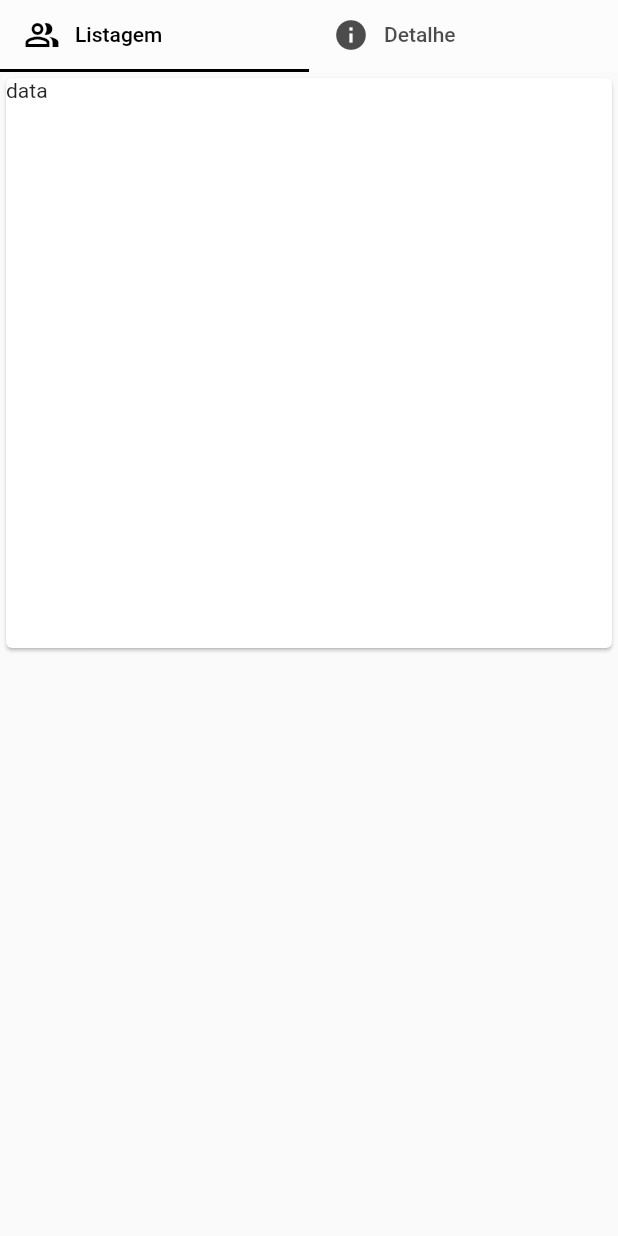
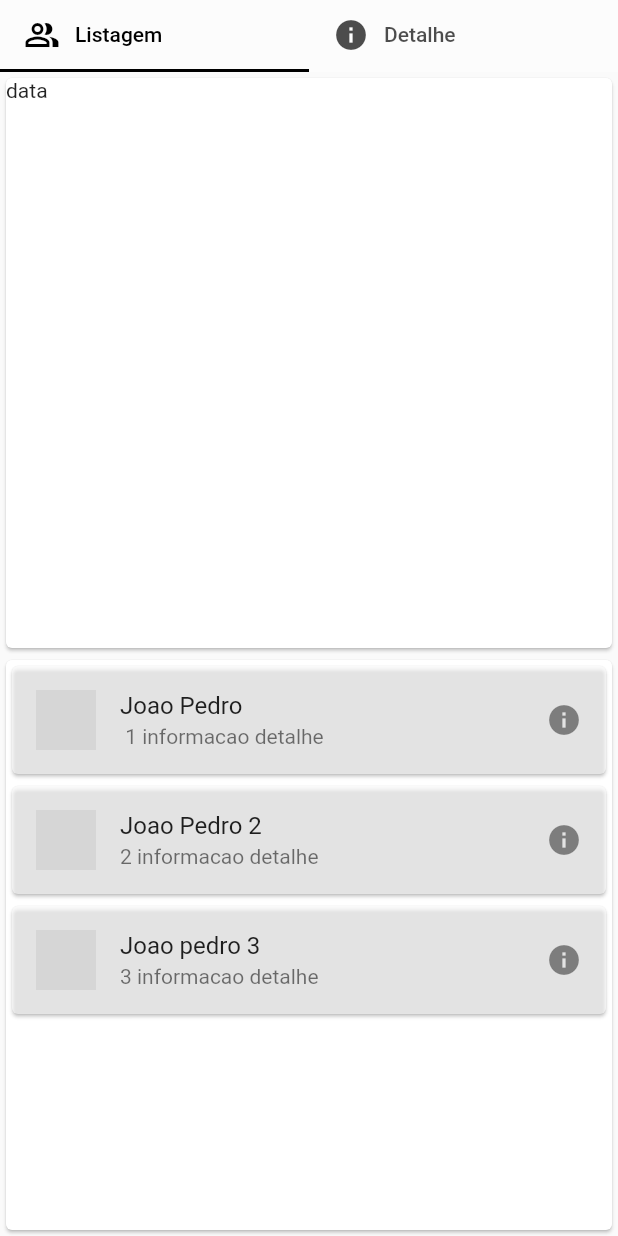
Before and after one commit to Joaopedroaquino/CrudComponents, a Flutter app: the screen it shows after launch, on a phone screen of 412 x 824 dp. Run offline on Flutter 3.47's test engine with Material 2 defaults, Android fonts, the phone set to English and light mode, and no system bars; network calls fail; grey boxes are pictures that could not be loaded.

Commit message:
adicionando a listview

```diff
--- /dev/null
+++ b/lib/src/widgets/listview/list_view.dart
@@ -0,0 +1,47 @@
+import 'package:flutter/material.dart';
+
+class ListViewWidget extends StatefulWidget {
+  const ListViewWidget({super.key});
+
+  @override
+  ListViewHome createState() {
+    return ListViewHome();
+  }
+}
+
+class ListViewHome extends State<ListViewWidget> {
+  List<String> titles = ["Joao Pedro", "Joao Pedro 2", "Joao pedro 3"];
+  final subtitles = [
+    " 1 informacao detalhe",
+    "2 informacao detalhe",
+    "3 informacao detalhe"
+  ];
+  final icons = [Icons.info, Icons.info, Icons.info];
+  @override
+  Widget build(BuildContext context) {
+    return Card(
+      color: Colors.white,
+      child: ListView.builder(
+          itemCount: titles.length,
+          itemBuilder: (context, index) {
+            return Card(
+                color: Colors.white60,
+                child: ListTile(
+                    onLongPress: () {
+                      setState(() {
+                        titles.add('Clicou${titles.length + 1}');
+                        subtitles.add('Clicou${titles.length + 1} vezes');
+                        icons.add(Icons.info);
+                      });
+                    },
+                    title: Text(titles[index]),
+                    subtitle: Text(subtitles[index]),
+                    leading: const CircleAvatar(
+                      backgroundImage: NetworkImage(
+                          "https://avatars.githubusercontent.com/u/88518664?v=4"),
+                    ),
+                    trailing: Icon(icons[index])));
+          }),
+    );
+  }
+}
--- a/lib/src/widgets/tabbar/tab_bar.dart
+++ b/lib/src/widgets/tabbar/tab_bar.dart
@@ -1,3 +1,4 @@
+import 'package:crud_components/src/widgets/listview/list_view.dart';
 import 'package:flutter/material.dart';
 
 class TabBarWidget extends StatefulWidget {
@@ -90,7 +91,7 @@ class TabBarWidgetData extends State<TabBarWidget>
           Expanded(
             child: TabBarView(
               controller: _tabControllerList,
-              children: const [Center()],
+              children: const [ListViewWidget(), Center()],
             ),
           ),
         ],
```
